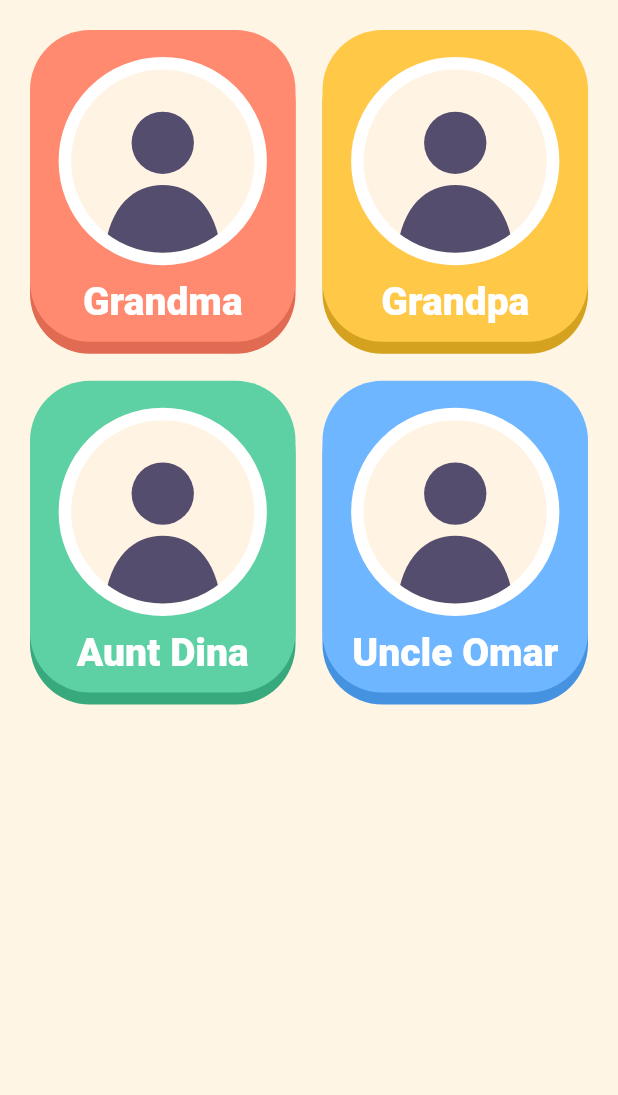
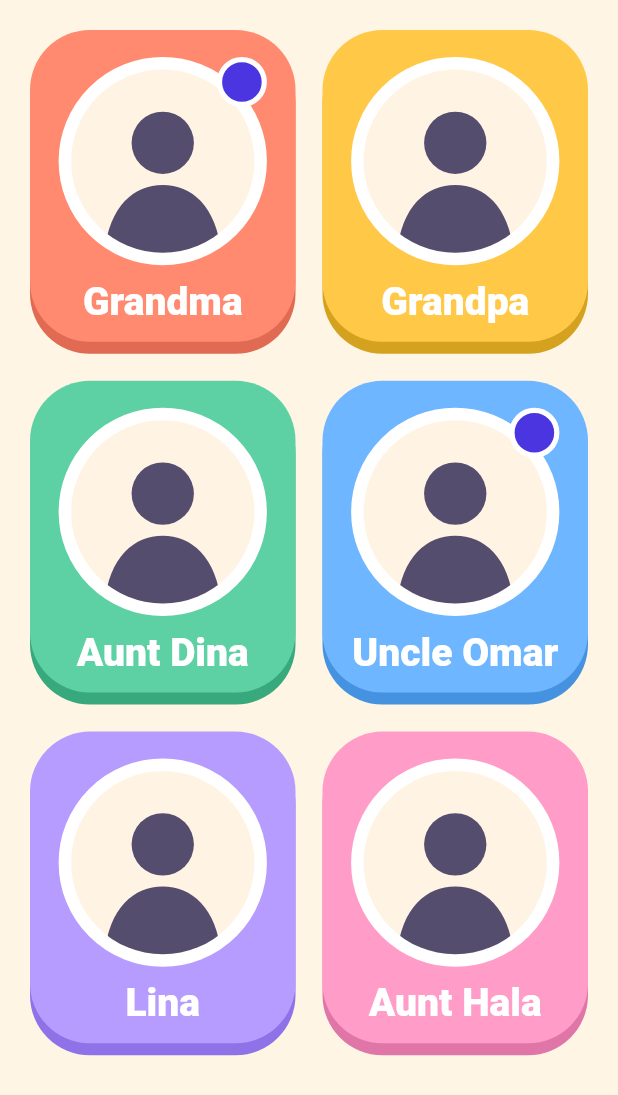
Before and after one commit to Asmaa6777/Kids_app, a Flutter app: the HomeScreen screen opened by its route, on a phone screen of 412 x 824 dp. Shown: the top 1095 px of the screen. Run offline on Flutter 3.47's test engine with Material 3 defaults, Android fonts, the phone set to English and light mode, and no system bars; our stand-ins replace go_router, material_ui, shared_preferences; accounts and stored records are empty.

Commit message:
Iteration 2: data layer with models, local repository, store, PBKDF2 PIN, quiet hours, invite codes

```diff
--- a/app/analysis_options.yaml
+++ b/app/analysis_options.yaml
@@ -5,3 +5,6 @@ analyzer:
     - build/**
     - android/**
     - ios/**
+
+formatter:
+  page_width: 120
--- a/app/lib/app/app.dart
+++ b/app/lib/app/app.dart
@@ -1,14 +1,19 @@
 import 'package:go_router/go_router.dart';
 import 'package:material_ui/material_ui.dart';
+import 'package:provider/provider.dart';
 
+import '../data/family_store.dart';
 import '../theme/app_theme.dart';
 import 'router.dart';
 
-/// The root widget: theme + router.
+/// The root widget: shares the [FamilyStore] with every screen, plus theme + router.
 class FamilyCallApp extends StatefulWidget {
-  const FamilyCallApp({super.key, this.initialLocation = '/'});
+  const FamilyCallApp({super.key, required this.store, this.initialLocation});
 
-  final String initialLocation;
+  final FamilyStore store;
+
+  /// Where to start. If null: welcome screen until set up, then home.
+  final String? initialLocation;
 
   @override
   State<FamilyCallApp> createState() => _FamilyCallAppState();
@@ -16,15 +21,23 @@ class FamilyCallApp extends StatefulWidget {
 
 class _FamilyCallAppState extends State<FamilyCallApp> {
   // Created once, not on every rebuild (rebuilding a router resets navigation).
-  late final GoRouter _router = buildRouter(initialLocation: widget.initialLocation);
+  late final GoRouter _router = buildRouter(
+    initialLocation: widget.initialLocation ?? (widget.store.state.isSetUp ? '/home' : '/'),
+  );
 
   @override
   Widget build(BuildContext context) {
-    return MaterialApp.router(
-      title: 'Family Call',
-      debugShowCheckedModeBanner: false,
-      theme: buildAppTheme(),
-      routerConfig: _router,
+    // ChangeNotifierProvider puts the store above every screen, so any screen
+    // can call context.watch<FamilyStore>() (rebuild on change) or
+    // context.read<FamilyStore>() (just call a method).
+    return ChangeNotifierProvider.value(
+      value: widget.store,
+      child: MaterialApp.router(
+        title: 'Family Call',
+        debugShowCheckedModeBanner: false,
+        theme: buildAppTheme(),
+        routerConfig: _router,
+      ),
     );
   }
 }
--- /dev/null
+++ b/app/lib/data/models.dart
@@ -0,0 +1,248 @@
+import '../theme/colors.dart';
+
+/// Plain data classes. Each one can turn itself into JSON and back, so the same
+/// classes work with local storage today and Firestore later.
+
+enum Role { child, family }
+
+/// A person the child is allowed to talk to.
+class Contact {
+  const Contact({required this.id, required this.name, required this.color});
+
+  final String id;
+  final String name;
+  final FamilyColor color;
+
+  Contact copyWith({String? name, FamilyColor? color}) =>
+      Contact(id: id, name: name ?? this.name, color: color ?? this.color);
+
+  Map<String, Object?> toJson() => {'id': id, 'name': name, 'color': color.name};
+
+  factory Contact.fromJson(Map<String, Object?> j) => Contact(
+    id: j['id'] as String,
+    name: j['name'] as String,
+    color: FamilyColor.byName(j['color'] as String? ?? 'coral'),
+  );
+}
+
+enum MessageType { voice, sticker, drawing, photo, text }
+
+/// One chat bubble. [data] depends on [type]: a sticker key, a text, or
+/// (later) a Firebase Storage URL for voice notes, drawings and photos.
+class ChatMessage {
+  const ChatMessage({required this.fromMe, required this.type, this.data, this.durationSeconds, required this.sentAt});
+
+  final bool fromMe;
+  final MessageType type;
+  final String? data;
+  final int? durationSeconds;
+  final DateTime sentAt;
+
+  Map<String, Object?> toJson() => {
+    'fromMe': fromMe,
+    'type': type.name,
+    'data': data,
+    'dur': durationSeconds,
+    'at': sentAt.millisecondsSinceEpoch,
+  };
+
+  factory ChatMessage.fromJson(Map<String, Object?> j) => ChatMessage(
+    fromMe: j['fromMe'] as bool,
+    type: MessageType.values.byName(j['type'] as String),
+    data: j['data'] as String?,
+    durationSeconds: j['dur'] as int?,
+    sentAt: DateTime.fromMillisecondsSinceEpoch(j['at'] as int),
+  );
+}
+
+/// Parent-controlled switches (prototype: `S.settings`).
+class AppSettings {
+  const AppSettings({
+    this.typingAllowed = false,
+    this.filtersAllowed = true,
+    this.quietOn = false,
+    this.quietFromMinutes = 20 * 60, // 20:00
+    this.quietToMinutes = 7 * 60, //    07:00
+  });
+
+  final bool typingAllowed;
+  final bool filtersAllowed;
+  final bool quietOn;
+
+  /// Minutes after midnight. Storing an int avoids time-zone and format bugs.
+  final int quietFromMinutes;
+  final int quietToMinutes;
+
+  AppSettings copyWith({
+    bool? typingAllowed,
+    bool? filtersAllowed,
+    bool? quietOn,
+    int? quietFromMinutes,
+    int? quietToMinutes,
+  }) => AppSettings(
+    typingAllowed: typingAllowed ?? this.typingAllowed,
+    filtersAllowed: filtersAllowed ?? this.filtersAllowed,
+    quietOn: quietOn ?? this.quietOn,
+    quietFromMinutes: quietFromMinutes ?? this.quietFromMinutes,
+    quietToMinutes: quietToMinutes ?? this.quietToMinutes,
+  );
+
+  Map<String, Object?> toJson() => {
+    'typing': typingAllowed,
+    'filters': filtersAllowed,
+    'quietOn': quietOn,
+    'quietFrom': quietFromMinutes,
+    'quietTo': quietToMinutes,
+  };
+
+  factory AppSettings.fromJson(Map<String, Object?> j) => AppSettings(
+    typingAllowed: j['typing'] as bool? ?? false,
+    filtersAllowed: j['filters'] as bool? ?? true,
+    quietOn: j['quietOn'] as bool? ?? false,
+    quietFromMinutes: j['quietFrom'] as int? ?? 20 * 60,
+    quietToMinutes: j['quietTo'] as int? ?? 7 * 60,
+  );
+}
+
+/// A single-use code the parent sends to a relative.
+class Invite {
+  const Invite({required this.code, required this.createdAt, this.usedBy});
+
+  final String code;
+  final DateTime createdAt;
+  final String? usedBy;
+
+  bool get used => usedBy != null;
+
+  /// Codes expire after 48 hours so an old message can't be reused.
+  bool isValidAt(DateTime now) => !used && now.difference(createdAt) < const Duration(hours: 48);
+
+  Invite markUsed(String by) => Invite(code: code, createdAt: createdAt, usedBy: by);
+
+  Map<String, Object?> toJson() => {'code': code, 'at': createdAt.millisecondsSinceEpoch, 'by': usedBy};
+
+  factory Invite.fromJson(Map<String, Object?> j) => Invite(
+    code: j['code'] as String,
+    createdAt: DateTime.fromMillisecondsSinceEpoch(j['at'] as int),
+    usedBy: j['by'] as String?,
+  );
+}
+
+class ActivityEntry {
+  const ActivityEntry(this.at, this.text);
+  final DateTime at;
+  final String text;
+
+  Map<String, Object?> toJson() => {'at': at.millisecondsSinceEpoch, 'text': text};
+  factory ActivityEntry.fromJson(Map<String, Object?> j) =>
+      ActivityEntry(DateTime.fromMillisecondsSinceEpoch(j['at'] as int), j['text'] as String);
+}
+
+/// Everything the app remembers on this device.
+class FamilyState {
+  const FamilyState({
+    this.isSetUp = false,
+    this.role,
+    this.childName = '',
+    this.pinHash,
+    this.me,
+    this.settings = const AppSettings(),
+    this.contacts = const [],
+    this.unread = const {},
+    this.messages = const {},
+    this.invites = const [],
+    this.activity = const [],
+  });
+
+  final bool isSetUp;
+  final Role? role;
+  final String childName;
+
+  /// "salt:hash" — see `logic/pin.dart`. Never the PIN itself.
+  final String? pinHash;
+
+  /// The relative using this device (only when [role] is [Role.family]).
+  final Contact? me;
+  final AppSettings settings;
+  final List<Contact> contacts;
+  final Set<String> unread;
+  final Map<String, List<ChatMessage>> messages;
+  final List<Invite> invites;
+  final List<ActivityEntry> activity;
+
+  /// The demo family the prototype starts with.
+  factory FamilyState.demo() => const FamilyState(
+    contacts: [
+      Contact(id: 'g', name: 'Grandma', color: FamilyColor.coral),
+      Contact(id: 'p', name: 'Grandpa', color: FamilyColor.yellow),
+      Contact(id: 'd', name: 'Aunt Dina', color: FamilyColor.green),
+      Contact(id: 'u', name: 'Uncle Omar', color: FamilyColor.blue),
+      Contact(id: 'l', name: 'Lina', color: FamilyColor.purple),
+      Contact(id: 'h', name: 'Aunt Hala', color: FamilyColor.pink),
+    ],
+    unread: {'g', 'u'},
+  );
+
+  FamilyState copyWith({
+    bool? isSetUp,
+    Role? role,
+    String? childName,
+    String? pinHash,
+    Contact? me,
+    AppSettings? settings,
+    List<Contact>? contacts,
+    Set<String>? unread,
+    Map<String, List<ChatMessage>>? messages,
+    List<Invite>? invites,
+    List<ActivityEntry>? activity,
+  }) => FamilyState(
+    isSetUp: isSetUp ?? this.isSetUp,
+    role: role ?? this.role,
+    childName: childName ?? this.childName,
+    pinHash: pinHash ?? this.pinHash,
+    me: me ?? this.me,
+    settings: settings ?? this.settings,
+    contacts: contacts ?? this.contacts,
+    unread: unread ?? this.unread,
+    messages: messages ?? this.messages,
+    invites: invites ?? this.invites,
+    activity: activity ?? this.activity,
+  );
+
+  Map<String, Object?> toJson() => {
+    'isSetUp': isSetUp,
+    'role': role?.name,
+    'childName': childName,
+    'pinHash': pinHash,
+    'me': me?.toJson(),
+    'settings': settings.toJson(),
+    'contacts': [for (final c in contacts) c.toJson()],
+    'unread': unread.toList(),
+    'messages': {
+      for (final e in messages.entries) e.key: [for (final m in e.value) m.toJson()],
+    },
+    'invites': [for (final i in invites) i.toJson()],
+    'activity': [for (final a in activity) a.toJson()],
+  };
+
+  factory FamilyState.fromJson(Map<String, Object?> j) {
+    List<Map<String, Object?>> list(String k) => ((j[k] as List?) ?? const []).cast<Map<String, Object?>>();
+    final rawMessages = (j['messages'] as Map?)?.cast<String, Object?>() ?? const {};
+    return FamilyState(
+      isSetUp: j['isSetUp'] as bool? ?? false,
+      role: j['role'] == null ? null : Role.values.byName(j['role'] as String),
+      childName: j['childName'] as String? ?? '',
+      pinHash: j['pinHash'] as String?,
+      me: j['me'] == null ? null : Contact.fromJson((j['me'] as Map).cast()),
+      settings: AppSettings.fromJson((j['settings'] as Map?)?.cast() ?? const {}),
+      contacts: [for (final c in list('contacts')) Contact.fromJson(c)],
+      unread: {...((j['unread'] as List?) ?? const []).cast<String>()},
+      messages: {
+        for (final e in rawMessages.entries)
+          e.key: [for (final m in (e.value as List).cast<Map<String, Object?>>()) ChatMessage.fromJson(m)],
+      },
+      invites: [for (final i in list('invites')) Invite.fromJson(i)],
+      activity: [for (final a in list('activity')) ActivityEntry.fromJson(a)],
+    );
+  }
+}
--- a/app/lib/features/home/home_screen.dart
+++ b/app/lib/features/home/home_screen.dart
@@ -1,24 +1,19 @@
 import 'package:material_ui/material_ui.dart';
+import 'package:provider/provider.dart';
 
-import '../../theme/colors.dart';
+import '../../data/family_store.dart';
 import '../../widgets/bubbly_button.dart';
 import '../../widgets/family_avatar.dart';
 
 /// The child's home screen (design page 1): one big tile per family member.
 ///
-/// Iteration 1 uses fixed demo contacts. Iteration 2 loads them from a repository.
+/// Contacts come from the [FamilyStore], so parent edits show up immediately.
 class HomeScreen extends StatelessWidget {
   const HomeScreen({super.key});
 
-  static const _demo = [
-    ('Grandma', FamilyColor.coral),
-    ('Grandpa', FamilyColor.yellow),
-    ('Aunt Dina', FamilyColor.green),
-    ('Uncle Omar', FamilyColor.blue),
-  ];
-
   @override
   Widget build(BuildContext context) {
+    final state = context.watch<FamilyStore>().state;
     return Scaffold(
       body: SafeArea(
         child: GridView.count(
@@ -28,18 +23,22 @@ class HomeScreen extends StatelessWidget {
           crossAxisSpacing: 18,
           childAspectRatio: 0.82,
           children: [
-            for (final (name, color) in _demo)
+            for (final c in state.contacts)
               BubblyButton(
-                key: Key('tile-$name'),
-                semanticLabel: name,
-                color: color,
+                key: Key('tile-${c.id}'),
+                semanticLabel: c.name,
+                color: c.color,
                 onPressed: () {},
                 padding: const EdgeInsets.fromLTRB(10, 18, 10, 14),
                 child: Column(
                   children: [
-                    const Expanded(child: FittedBox(child: FamilyAvatar(ring: Colors.white, size: 120))),
+                    Expanded(
+                      child: FittedBox(
+                        child: FamilyAvatar(ring: Colors.white, size: 120, unread: state.unread.contains(c.id)),
+                      ),
+                    ),
                     const SizedBox(height: 10),
-                    Text(name, style: Theme.of(context).textTheme.titleLarge, maxLines: 1),
+                    Text(c.name, style: Theme.of(context).textTheme.titleLarge, maxLines: 1),
                   ],
                 ),
               ),
--- a/app/lib/theme/app_theme.dart
+++ b/app/lib/theme/app_theme.dart
@@ -7,10 +7,7 @@ ThemeData buildAppTheme() {
   final base = ThemeData(
     useMaterial3: true,
     fontFamily: 'Baloo2',
-    colorScheme: ColorScheme.fromSeed(
-      seedColor: FamilyColor.coral.main,
-      surface: AppColors.background,
-    ),
+    colorScheme: ColorScheme.fromSeed(seedColor: FamilyColor.coral.main, surface: AppColors.background),
     scaffoldBackgroundColor: AppColors.background,
   );
 
--- a/app/lib/theme/colors.dart
+++ b/app/lib/theme/colors.dart
@@ -35,6 +35,5 @@ enum FamilyColor {
   /// Colours a parent may assign to a contact (red and white are for UI only).
   static const choosable = [coral, yellow, green, blue, purple, pink];
 
-  static FamilyColor byName(String name) =>
-      values.firstWhere((c) => c.name == name, orElse: () => coral);
+  static FamilyColor byName(String name) => values.firstWhere((c) => c.name == name, orElse: () => coral);
 }
--- a/app/lib/widgets/bubbly_button.dart
+++ b/app/lib/widgets/bubbly_button.dart
@@ -30,9 +30,9 @@ class BubblyButton extends StatefulWidget {
     this.color = FamilyColor.white,
     double this.size = 72,
     this.semanticLabel,
-  })  : borderRadius = const BorderRadius.all(Radius.circular(999)),
-        padding = EdgeInsets.zero,
-        depth = 8;
+  }) : borderRadius = const BorderRadius.all(Radius.circular(999)),
+       padding = EdgeInsets.zero,
+       depth = 8;
 
   final VoidCallback? onPressed;
   final Widget child;
@@ -41,6 +41,7 @@ class BubblyButton extends StatefulWidget {
   final EdgeInsets padding;
   final double depth;
   final String? semanticLabel;
+
   /// Fixed width/height (circle buttons only).
   final double? size;
 
@@ -70,9 +71,7 @@ class _BubblyButtonState extends State<BubblyButton> {
       decoration: BoxDecoration(
         color: widget.color.main,
         borderRadius: widget.borderRadius,
-        boxShadow: [
-          BoxShadow(color: widget.color.dark, offset: Offset(0, widget.depth - press)),
-        ],
+        boxShadow: [BoxShadow(color: widget.color.dark, offset: Offset(0, widget.depth - press))],
       ),
       alignment: widget.size != null ? Alignment.center : null,
       child: IconTheme.merge(
@@ -97,7 +96,10 @@ class _BubblyButtonState extends State<BubblyButton> {
           onTapCancel: () => _setDown(false),
           onTap: widget.onPressed,
           // Leave room underneath so the shadow is never clipped.
-          child: Padding(padding: EdgeInsets.only(bottom: widget.depth), child: surface),
+          child: Padding(
+            padding: EdgeInsets.only(bottom: widget.depth),
+            child: surface,
+          ),
         ),
       ),
     );
--- a/app/lib/widgets/family_avatar.dart
+++ b/app/lib/widgets/family_avatar.dart
@@ -5,12 +5,7 @@ import '../theme/colors.dart';
 /// A cream circle with a person silhouette and a coloured ring
 /// (prototype: `.aw` / `.ava`). Later this will show a real photo.
 class FamilyAvatar extends StatelessWidget {
-  const FamilyAvatar({
-    super.key,
-    required this.ring,
-    this.size = 64,
-    this.unread = false,
-  });
+  const FamilyAvatar({super.key, required this.ring, this.size = 64, this.unread = false});
 
   final Color ring;
   final double size;
@@ -32,7 +27,9 @@ class FamilyAvatar extends StatelessWidget {
               color: AppColors.cream,
               border: Border.all(color: ring, width: border),
             ),
-            child: ClipOval(child: CustomPaint(painter: _SilhouettePainter(), size: Size.square(size))),
+            child: ClipOval(
+              child: CustomPaint(painter: _SilhouettePainter(), size: Size.square(size)),
+            ),
           ),
           if (unread)
             Positioned(
--- a/app/pubspec.yaml
+++ b/app/pubspec.yaml
@@ -7,11 +7,13 @@ environment:
   sdk: ^3.14.0
 
 dependencies:
+  crypto: ^3.0.8
   flutter:
     sdk: flutter
   go_router: ^18.1.4
   material_ui: ^1.1.0
   provider: ^6.1.5+1
+  shared_preferences: ^2.5.6
 
 dev_dependencies:
   flutter_test:
```
Also changed, not shown: app/lib/data/family_repository.dart (added, +55 -0 lines), app/lib/data/family_store.dart (added, +148 -0 lines), app/lib/features/onboarding/welcome_screen.dart (+9 -3 lines), app/lib/logic/invite_code.dart (added, +14 -0 lines), app/lib/logic/pin.dart (added, +71 -0 lines), app/lib/logic/quiet_hours.dart (added, +15 -0 lines), app/lib/main.dart (+7 -2 lines), app/lib/app/router.dart (indentation only), app/pubspec.lock, 2 other files.
